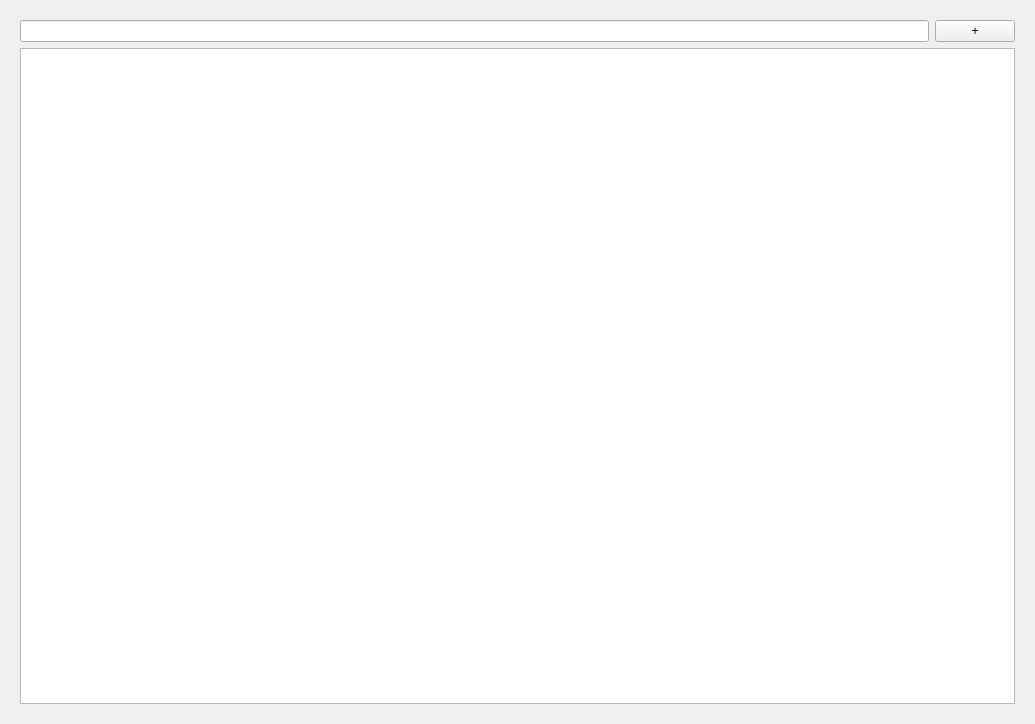
Qt form KeyLocker/mainwindow.ui (AlexOS12/221_3210_Obukhov) before a commit.
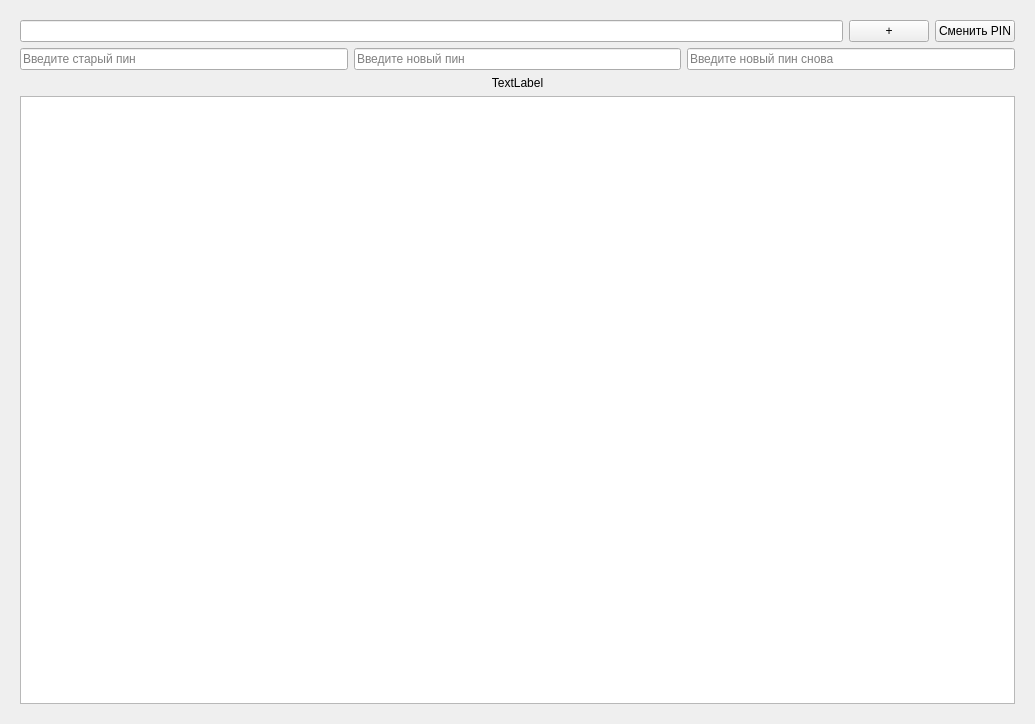
The same form after that commit. The open tabs and pages were chosen to show the change.

Commit message: Работает смена пина

```diff
--- a/KeyLocker/mainwindow.ui
+++ b/KeyLocker/mainwindow.ui
@@ -107,6 +107,48 @@
      </widget>
      <widget class="QWidget" name="page_2">
       <layout class="QGridLayout" name="gridLayout_2">
+       <item row="2" column="0">
+        <widget class="QListWidget" name="listWidget"/>
+       </item>
+       <item row="1" column="0">
+        <layout class="QGridLayout" name="changePinLayout">
+         <item row="1" column="0">
+          <layout class="QHBoxLayout" name="horizontalLayout_5">
+           <item>
+            <widget class="QLineEdit" name="oldPinEdit">
+             <property name="placeholderText">
+              <string>Введите старый пин</string>
+             </property>
+            </widget>
+           </item>
+           <item>
+            <widget class="QLineEdit" name="confPinEdit">
+             <property name="placeholderText">
+              <string>Введите новый пин</string>
+             </property>
+            </widget>
+           </item>
+           <item>
+            <widget class="QLineEdit" name="newPinEdit">
+             <property name="placeholderText">
+              <string>Введите новый пин снова</string>
+             </property>
+            </widget>
+           </item>
+          </layout>
+         </item>
+         <item row="2" column="0">
+          <widget class="QLabel" name="changePinResult">
+           <property name="text">
+            <string>TextLabel</string>
+           </property>
+           <property name="alignment">
+            <set>Qt::AlignCenter</set>
+           </property>
+          </widget>
+         </item>
+        </layout>
+       </item>
        <item row="0" column="0">
         <layout class="QHBoxLayout" name="horizontalLayout">
          <item>
@@ -119,11 +161,15 @@
            </property>
           </widget>
          </item>
+         <item>
+          <widget class="QPushButton" name="changePinBtn">
+           <property name="text">
+            <string>Сменить PIN</string>
+           </property>
+          </widget>
+         </item>
         </layout>
        </item>
-       <item row="1" column="0">
-        <widget class="QListWidget" name="listWidget"/>
-       </item>
       </layout>
      </widget>
      <widget class="QWidget" name="page_3">
```
The commit also changes 2 other files.
